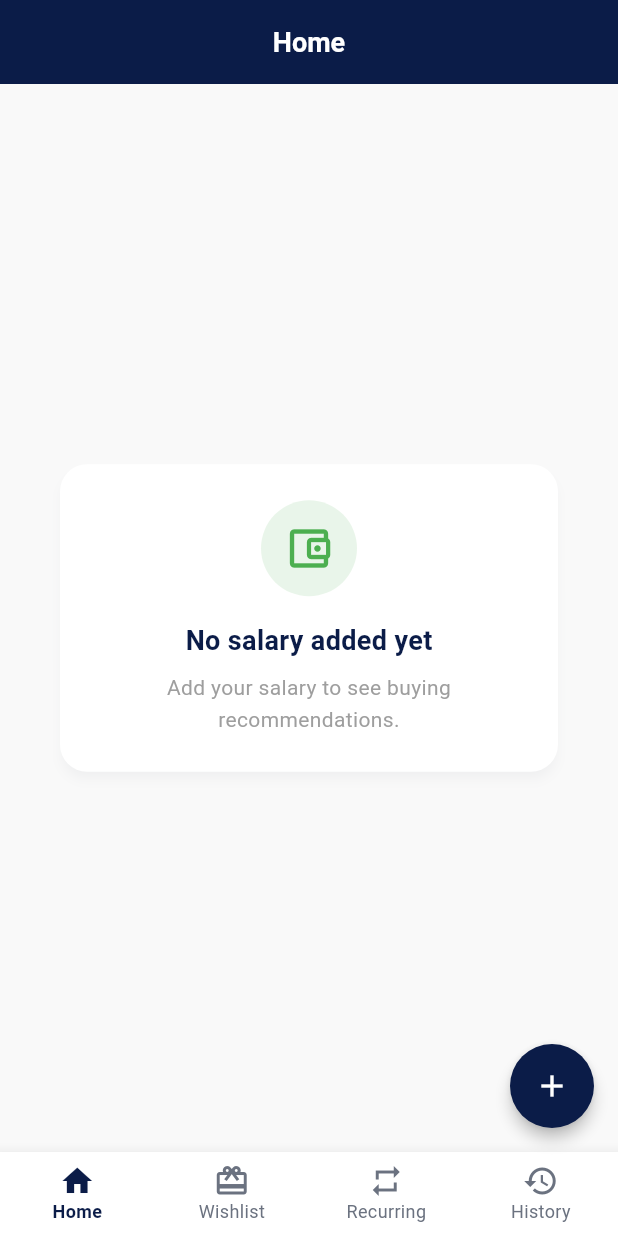
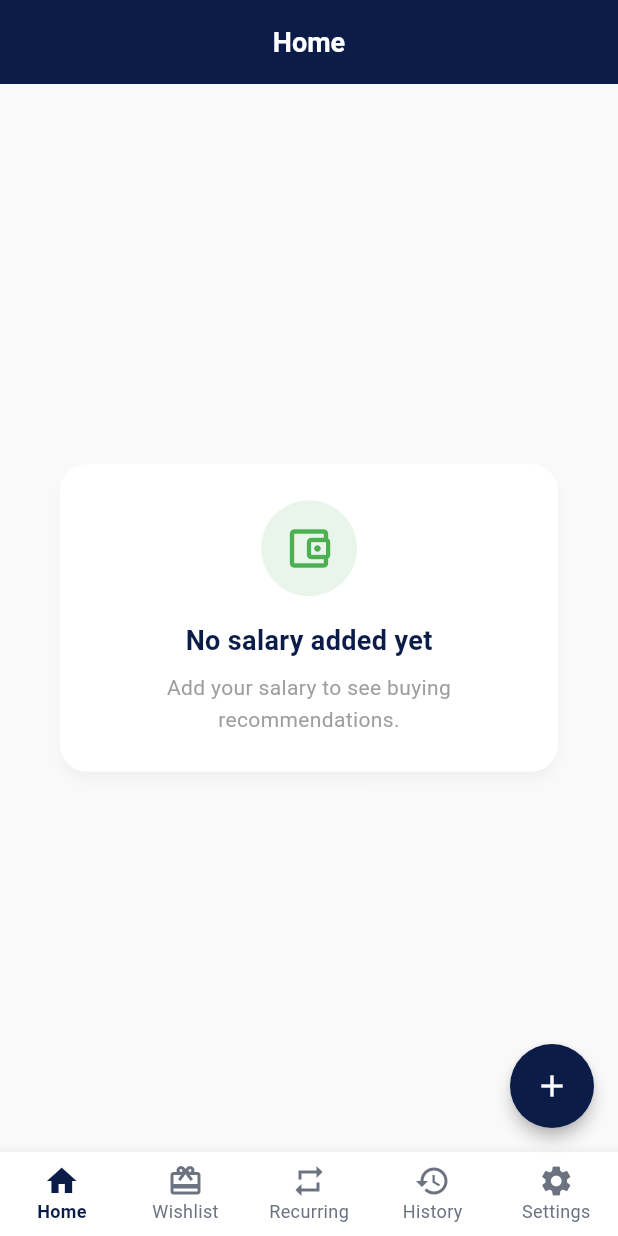
Before and after one commit to Abdulazeezno1/organizer, a Flutter app: the screen it shows after launch, on a phone screen of 412 x 824 dp. Run offline on Flutter 3.47's test engine with Material 3 defaults, Android fonts, the light colour scheme and no system bars; our stand-ins replace flutter_riverpod.

Commit message:
Added a new bottomnav, setting

```diff
--- /dev/null
+++ b/lib/class/settings.dart
@@ -0,0 +1,34 @@
+import 'package:flutter_riverpod/flutter_riverpod.dart';
+
+class Settings {
+  const Settings({required this.savingsGoal, required this.emergencyReserve});
+
+  final double savingsGoal;
+  final double emergencyReserve;
+
+  Settings copyWith({double? savingsGoal, double? emergencyReserve}) {
+    return Settings(
+      savingsGoal: savingsGoal ?? this.savingsGoal,
+      emergencyReserve: emergencyReserve ?? this.emergencyReserve,
+    );
+  }
+}
+
+class SettingsNotifier extends Notifier<Settings> {
+  @override
+  Settings build() {
+    return const Settings(savingsGoal: 0.0, emergencyReserve: 0.0);
+  }
+
+  void updateSavingsGoal(double value) {
+    state = state.copyWith(savingsGoal: value);
+  }
+
+  void updateEmergencyReserve(double value) {
+    state = state.copyWith(emergencyReserve: value);
+  }
+}
+
+final settingsProvider = NotifierProvider<SettingsNotifier, Settings>(
+  SettingsNotifier.new,
+);
--- a/lib/screens/bottom_nav.dart
+++ b/lib/screens/bottom_nav.dart
@@ -2,6 +2,7 @@ import 'package:flutter/material.dart';
 import 'package:salaryplan/screens/history_screen.dart';
 import 'package:salaryplan/screens/home_page.dart';
 import 'package:salaryplan/screens/recurring_screen.dart';
+import 'package:salaryplan/screens/settings_screen.dart';
 import 'package:salaryplan/screens/wishlist_screen.dart';
 import 'package:salaryplan/widget/add_salary.dart';
 
@@ -20,6 +21,7 @@ class _BottomNavState extends State<BottomNav> {
     WishlistScreen(),
     RecurringScreen(),
     HistoryScreen(),
+    SettingsScreen(),
   ];
 
   void onTapped(int index) {
@@ -32,6 +34,7 @@ class _BottomNavState extends State<BottomNav> {
     if (selectedIndex == 0) return "Home";
     if (selectedIndex == 1) return "Wishlist";
     if (selectedIndex == 2) return "Recurring";
+    if (selectedIndex == 4) return "Settings";
     return "History";
   }
 
@@ -68,6 +71,10 @@ class _BottomNavState extends State<BottomNav> {
           ),
           BottomNavigationBarItem(icon: Icon(Icons.repeat), label: "Recurring"),
           BottomNavigationBarItem(icon: Icon(Icons.history), label: "History"),
+          BottomNavigationBarItem(
+            icon: Icon(Icons.settings),
+            label: "Settings",
+          ),
         ],
       ),
     );
```
Also changed, not shown: lib/screens/settings_screen.dart (added, +10 -0 lines), lib/widget/confirm_alert.dart (+61 -27 lines).
